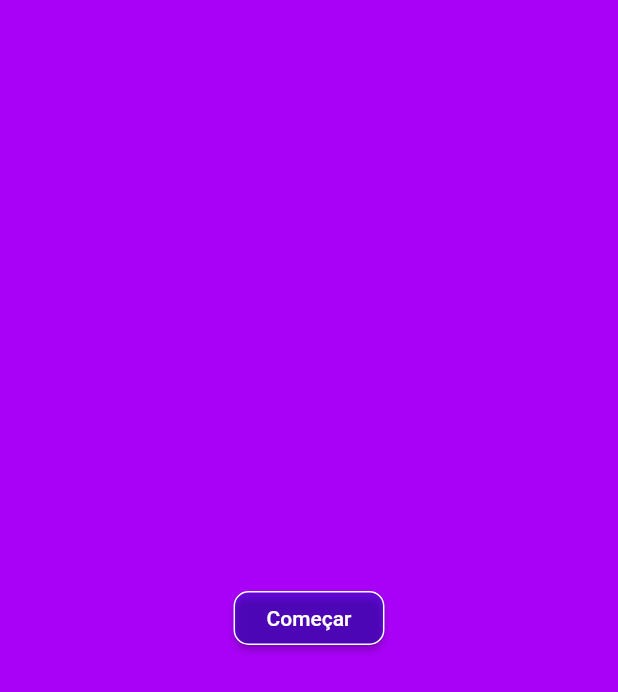
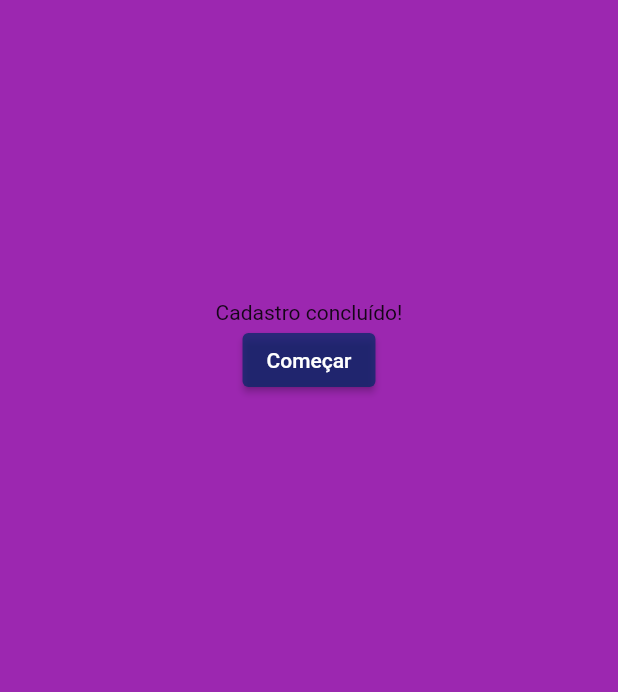
Before and after one commit to MauricioRDev/app_todo, a Flutter app: the CadastroConcluido screen opened directly, on a phone screen of 412 x 824 dp. Shown: the top 692 px of the screen. Run offline on Flutter 3.47's test engine with Material 2 defaults, Android fonts, the phone set to English and light mode, and no system bars.

Commit message:
alterações em telas

```diff
--- a/lib/main.dart
+++ b/lib/main.dart
@@ -1,4 +1,6 @@
 import 'package:app_todo/pages/login_page.dart';
+import 'package:app_todo/pages/tela_cadastro_concluido.dart';
+import 'package:app_todo/pages/teste.dart';
 import 'package:flutter/material.dart';
 
 void main() {
@@ -18,7 +20,7 @@ class MyApp extends StatelessWidget {
         scaffoldBackgroundColor: Colors.white.withAlpha(190),
       ),
       debugShowCheckedModeBanner: false,
-      home: const LoginPage(),
+      home: const teste(),
     );
   }
 }
--- a/lib/pages/tela_cadastro_concluido.dart
+++ b/lib/pages/tela_cadastro_concluido.dart
@@ -12,35 +12,43 @@ class _CadastroConcluidoState extends State<CadastroConcluido> {
   Widget build(BuildContext context) {
     return Scaffold(
       body: Container(
-        color: const Color.fromRGBO(169, 1, 247, 1),
-        padding: const EdgeInsets.only(top: 0),
-        alignment: AlignmentDirectional.topEnd,
-        child: Center(
+        height: double.infinity,
+        width: double.infinity,
+        color: Colors.purple,
+        child: Column(
+          children: [
+            Column(
+              children: [
+                Container(
+                  width: 100,
+                  height: 100,
+                  color: Colors.purple,
+                ),
+                Container(
+                  width: 100,
+                  height: 100,
+                  color: Colors.purple,
+                ),
+                const Text("Cadastro concluído!"),
+                Align(
+                  alignment: const Alignment(0.00, 0),
                   child: ElevatedButton(
                     onPressed: () {
-              // apenas um teste, para validar a funcionalidade do ElevatedButton
                       // ignore: avoid_print
                       print("clicou!!");
                     },
-            style: ButtonStyle(
-              backgroundColor: MaterialStateProperty.all(
-                  const Color.fromARGB(104, 10, 13, 185)),
-              padding: MaterialStateProperty.all(
-                  const EdgeInsets.only(right: 22, left: 22)),
-              shape: MaterialStateProperty.all(
-                RoundedRectangleBorder(
-                  borderRadius: BorderRadius.circular(10),
-                  side: const BorderSide(width: 1, color: Colors.white),
-                ),
-              ),
+                    style: const ButtonStyle(
+                      backgroundColor: MaterialStatePropertyAll(
+                          Color.fromARGB(187, 3, 40, 104)),
                     ),
                     child: const Text("Começar"),
                   ),
+                ),
+              ],
+            ),
+          ],
         ),
       ),
     );
   }
 }
-
-//assets/corujinha.jpg
-//comenta
--- a/pubspec.yaml
+++ b/pubspec.yaml
@@ -60,9 +60,9 @@ flutter:
   uses-material-design: true
 
   # To add assets to your application, add an assets section, like this:
-  assets:
-    - assets/corujag.jpg
-    - assets/corujinha.jpg
+#  assets:
+#    - assets/corujag.jpg
+#    - assets/corujinha.jpg
 
   # An image asset can refer to one or more resolution-specific "variants", see
   # https://flutter.dev/assets-and-images/#resolution-aware
```
Also changed, not shown: lib/pages/tela_nova_tarefa.dart (deleted). Lines whose indentation alone changed are shown as unchanged.
